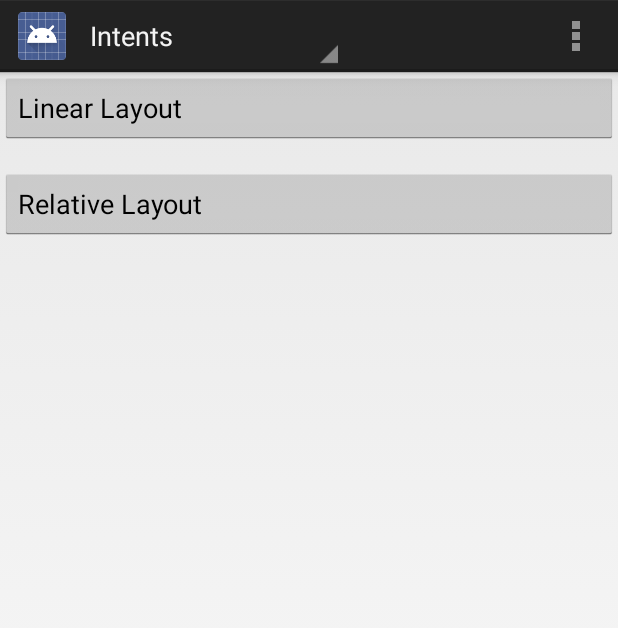
After one commit to gsysko/AndroidHour, an Android app: the fragment LayoutFragment placed in its activity, on a phone screen of 412 x 824 dp. The commit adds this screen. Shown: the top 628 px of the screen. Run offline under Robolectric (Android 15) with nearby library versions, the phone set to English and light mode, and no system bars.

Commit message:
Added section covering layouts

```diff
--- a/AndroidHour/build.gradle
+++ b/AndroidHour/build.gradle
@@ -13,7 +13,8 @@ repositories {
 }
 
 dependencies {
-    compile 'com.android.support:support-v4:13.0.+'
+	compile 'com.android.support:support-v4:13.0.+'
+	compile 'com.android.support:appcompat-v7:18.0.0'
 }
 
 android {
--- /dev/null
+++ b/AndroidHour/src/main/java/com/uxd/androidhour/LayoutFragment.java
@@ -0,0 +1,34 @@
+package com.uxd.androidhour;
+
+import android.content.Intent;
+import android.os.Bundle;
+import android.support.v4.app.Fragment;
+import android.view.LayoutInflater;
+import android.view.View;
+import android.view.ViewGroup;
+import android.widget.Button;
+
+public class LayoutFragment extends Fragment {
+    private View v;
+
+    @Override
+    public View onCreateView(LayoutInflater inflater, ViewGroup container, Bundle savedInstanceState) {
+        v = inflater.inflate(R.layout.layout_fragment, container, false);
+        return v;
+    }
+
+    @Override
+    public void onActivityCreated(Bundle savedInstanceState) {
+        super.onActivityCreated(savedInstanceState);
+
+        Button buttonLinear = (Button) v.findViewById(R.id.button_linear);
+        buttonLinear.setOnClickListener(new View.OnClickListener() {
+            @Override
+            public void onClick(View view) {
+                Intent intent = new Intent(getActivity(), ActivityLinear.class);
+                startActivity(intent);
+            }
+        });
+    }
+
+}
--- a/AndroidHour/src/main/java/com/uxd/androidhour/MainActivity.java
+++ b/AndroidHour/src/main/java/com/uxd/androidhour/MainActivity.java
@@ -90,6 +90,9 @@ public class MainActivity extends FragmentActivity implements ActionBar.OnNaviga
             case 2 :
                 fragment = new PackageManagerFragment();
                 break;
+            case 3 :
+                fragment = new LayoutFragment();
+                break;
             default :
                 fragment = new DummySectionFragment();
                 break;
--- /dev/null
+++ b/AndroidHour/src/main/res/layout/layout_fragment.xml
@@ -0,0 +1,24 @@
+<?xml version="1.0" encoding="utf-8"?>
+
+<LinearLayout xmlns:android="http://schemas.android.com/apk/res/android"
+    android:orientation="vertical" android:layout_width="match_parent"
+    android:layout_height="match_parent">
+
+    <Button
+        android:layout_width="match_parent"
+        android:layout_height="wrap_content"
+        android:text="Linear Layout"
+        android:id="@+id/button_linear"
+        android:layout_gravity="left"
+        android:gravity="left|center_vertical"
+        android:layout_marginBottom="16dp" />
+
+    <Button
+        android:layout_width="match_parent"
+        android:layout_height="wrap_content"
+        android:text="Relative Layout"
+        android:id="@+id/button_relative"
+        android:layout_gravity="left"
+        android:gravity="left|center_vertical" />
+
+</LinearLayout>
--- /dev/null
+++ b/AndroidHour/src/main/res/menu/activity_linear.xml
@@ -0,0 +1,6 @@
+<menu xmlns:android="http://schemas.android.com/apk/res/android">
+    <item android:id="@+id/action_settings"
+        android:title="@string/action_settings"
+        android:orderInCategory="100"
+        android:showAsAction="never" />
+</menu>
```
Also changed, not shown: AndroidHour/src/main/AndroidManifest.xml (+15 -5 lines), AndroidHour/src/main/java/com/uxd/androidhour/ActivityLinear.java (added, +53 -0 lines), AndroidHour/src/main/res/layout/activity_linear.xml (added, +16 -0 lines), AndroidHour/src/main/res/values/strings.xml (+7 -10 lines), 1 other file.
